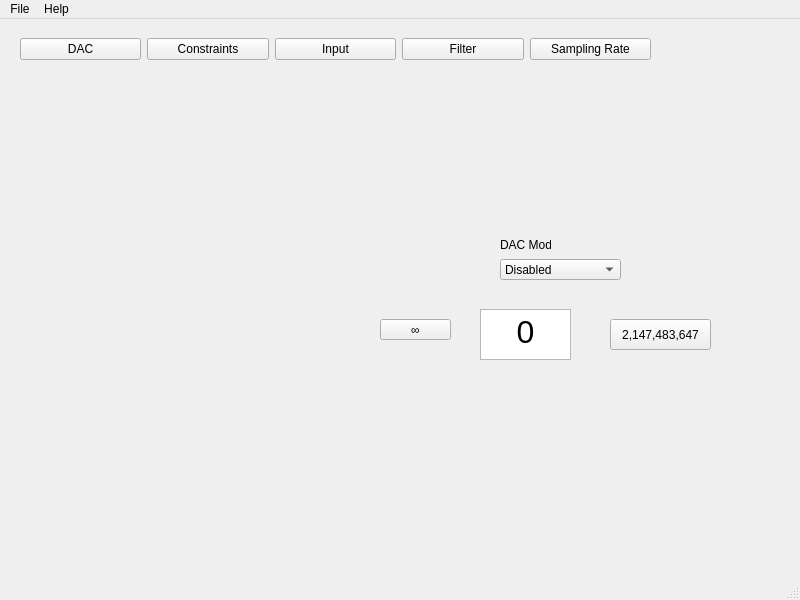
First picture: the form in gui/qtdesigner/main_window.ui, repository wyattduber/CyDAQ, before the edit.
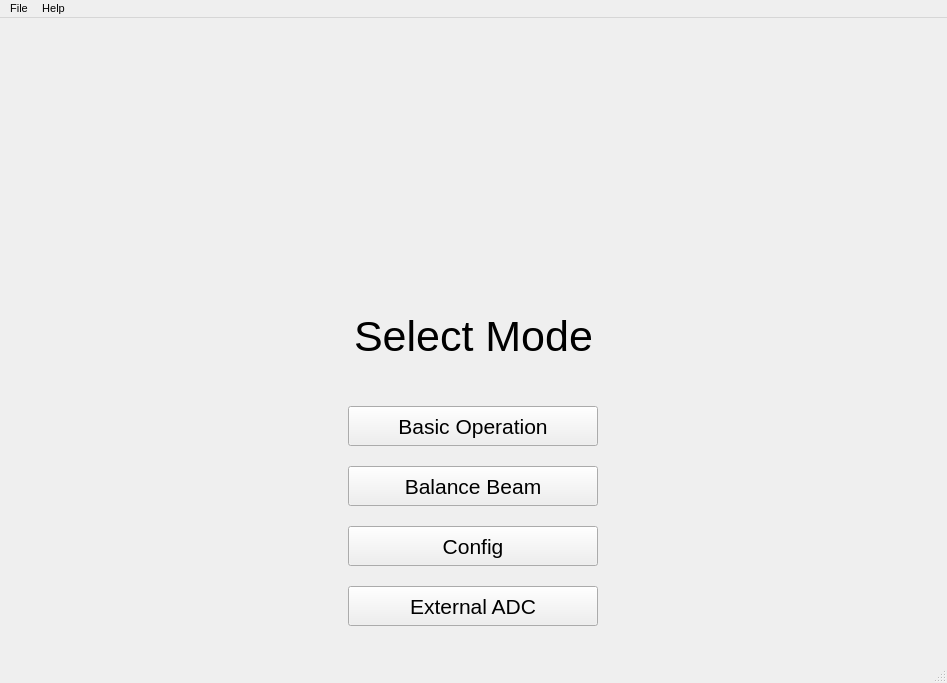
Second picture: the form after the edit. Icons and pictures are not drawn.

The edit to the form file:
```diff
--- a/gui/qtdesigner/main_window.ui
+++ b/gui/qtdesigner/main_window.ui
@@ -6,160 +6,170 @@
    <rect>
     <x>0</x>
     <y>0</y>
-    <width>800</width>
-    <height>600</height>
+    <width>947</width>
+    <height>683</height>
    </rect>
   </property>
+  <property name="maximumSize">
+   <size>
+    <width>947</width>
+    <height>692</height>
+   </size>
+  </property>
+  <property name="font">
+   <font>
+    <family>Segoe UI</family>
+    <pointsize>16</pointsize>
+   </font>
+  </property>
   <property name="windowTitle">
    <string>MainWindow</string>
   </property>
   <widget class="QWidget" name="centralwidget">
-   <widget class="QWidget" name="horizontalLayoutWidget">
-    <property name="geometry">
-     <rect>
-      <x>20</x>
-      <y>10</y>
-      <width>631</width>
-      <height>41</height>
-     </rect>
-    </property>
-    <layout class="QHBoxLayout" name="horizontalLayout">
-     <item>
-      <widget class="QPushButton" name="pushButton">
-       <property name="text">
-        <string>DAC</string>
-       </property>
-      </widget>
-     </item>
-     <item>
-      <widget class="QPushButton" name="pushButton_5">
-       <property name="text">
-        <string>Constraints</string>
-       </property>
-      </widget>
-     </item>
-     <item>
-      <widget class="QPushButton" name="pushButton_3">
-       <property name="text">
-        <string>Input</string>
-       </property>
-      </widget>
-     </item>
-     <item>
-      <widget class="QPushButton" name="pushButton_4">
-       <property name="text">
-        <string>Filter</string>
-       </property>
-      </widget>
-     </item>
-     <item>
-      <widget class="QPushButton" name="pushButton_2">
-       <property name="text">
-        <string>Sampling Rate</string>
-       </property>
-      </widget>
-     </item>
-    </layout>
-   </widget>
-   <widget class="QLabel" name="label">
-    <property name="geometry">
-     <rect>
-      <x>500</x>
-      <y>210</y>
-      <width>51</width>
-      <height>31</height>
-     </rect>
-    </property>
-    <property name="text">
-     <string>DAC Mode</string>
-    </property>
-   </widget>
-   <widget class="QComboBox" name="comboBox">
-    <property name="geometry">
-     <rect>
-      <x>500</x>
-      <y>240</y>
-      <width>121</width>
-      <height>21</height>
-     </rect>
-    </property>
-    <item>
-     <property name="text">
-      <string>Disabled</string>
-     </property>
+   <layout class="QVBoxLayout" name="verticalLayout">
+    <item alignment="Qt::AlignHCenter">
+     <widget class="QLabel" name="logo">
+      <property name="maximumSize">
+       <size>
+        <width>750</width>
+        <height>225</height>
+       </size>
+      </property>
+      <property name="text">
+       <string/>
+      </property>
+      <property name="pixmap">
+       <pixmap>CyDAQ.png</pixmap>
+      </property>
+      <property name="margin">
+       <number>26</number>
+      </property>
+     </widget>
     </item>
-    <item>
-     <property name="text">
-      <string>Dataset</string>
-     </property>
+    <item alignment="Qt::AlignHCenter">
+     <widget class="QLabel" name="select_mode_header">
+      <property name="maximumSize">
+       <size>
+        <width>275</width>
+        <height>100</height>
+       </size>
+      </property>
+      <property name="font">
+       <font>
+        <family>Segoe UI</family>
+        <pointsize>32</pointsize>
+        <kerning>true</kerning>
+       </font>
+      </property>
+      <property name="text">
+       <string>Select Mode</string>
+      </property>
+      <property name="alignment">
+       <set>Qt::AlignLeading|Qt::AlignLeft|Qt::AlignVCenter</set>
+      </property>
+      <property name="wordWrap">
+       <bool>false</bool>
+      </property>
+      <property name="margin">
+       <number>0</number>
+      </property>
+     </widget>
     </item>
-    <item>
-     <property name="text">
-      <string>Passthrough</string>
-     </property>
+    <item alignment="Qt::AlignHCenter">
+     <widget class="QPushButton" name="basic_operation_btn">
+      <property name="minimumSize">
+       <size>
+        <width>250</width>
+        <height>40</height>
+       </size>
+      </property>
+      <property name="maximumSize">
+       <size>
+        <width>500</width>
+        <height>40</height>
+       </size>
+      </property>
+      <property name="cursor">
+       <cursorShape>ArrowCursor</cursorShape>
+      </property>
+      <property name="text">
+       <string>Basic Operation</string>
+      </property>
+     </widget>
     </item>
-   </widget>
-   <widget class="QPushButton" name="pushButton_6">
-    <property name="geometry">
-     <rect>
-      <x>380</x>
-      <y>300</y>
-      <width>71</width>
-      <height>21</height>
-     </rect>
-    </property>
-    <property name="text">
-     <string>∞</string>
-    </property>
-   </widget>
-   <widget class="QTextEdit" name="textEdit">
-    <property name="geometry">
-     <rect>
-      <x>480</x>
-      <y>290</y>
-      <width>91</width>
-      <height>51</height>
-     </rect>
-    </property>
-    <property name="font">
-     <font>
-      <pointsize>24</pointsize>
-     </font>
-    </property>
-    <property name="tabChangesFocus">
-     <bool>false</bool>
-    </property>
-    <property name="html">
-     <string>&lt;!DOCTYPE HTML PUBLIC &quot;-//W3C//DTD HTML 4.0//EN&quot; &quot;http://www.w3.org/TR/REC-html40/strict.dtd&quot;&gt;
-&lt;html&gt;&lt;head&gt;&lt;meta name=&quot;qrichtext&quot; content=&quot;1&quot; /&gt;&lt;style type=&quot;text/css&quot;&gt;
-p, li { white-space: pre-wrap; }
-&lt;/style&gt;&lt;/head&gt;&lt;body style=&quot; font-family:'MS Shell Dlg 2'; font-size:24pt; font-weight:400; font-style:normal;&quot;&gt;
-&lt;p align=&quot;center&quot; style=&quot; margin-top:0px; margin-bottom:0px; margin-left:0px; margin-right:0px; -qt-block-indent:0; text-indent:0px;&quot;&gt;0&lt;/p&gt;&lt;/body&gt;&lt;/html&gt;</string>
-    </property>
-   </widget>
-   <widget class="QPushButton" name="pushButton_7">
-    <property name="geometry">
-     <rect>
-      <x>610</x>
-      <y>300</y>
-      <width>101</width>
-      <height>31</height>
-     </rect>
-    </property>
-    <property name="text">
-     <string>2,147,483,647</string>
-    </property>
-   </widget>
+    <item alignment="Qt::AlignHCenter">
+     <widget class="QPushButton" name="balance_beam_btn">
+      <property name="minimumSize">
+       <size>
+        <width>250</width>
+        <height>40</height>
+       </size>
+      </property>
+      <property name="maximumSize">
+       <size>
+        <width>500</width>
+        <height>40</height>
+       </size>
+      </property>
+      <property name="text">
+       <string>Balance Beam</string>
+      </property>
+     </widget>
+    </item>
+    <item alignment="Qt::AlignHCenter">
+     <widget class="QPushButton" name="config_btn">
+      <property name="minimumSize">
+       <size>
+        <width>250</width>
+        <height>40</height>
+       </size>
+      </property>
+      <property name="maximumSize">
+       <size>
+        <width>500</width>
+        <height>40</height>
+       </size>
+      </property>
+      <property name="text">
+       <string>Config</string>
+      </property>
+     </widget>
+    </item>
+    <item alignment="Qt::AlignHCenter">
+     <widget class="QPushButton" name="external_adc_btn">
+      <property name="minimumSize">
+       <size>
+        <width>250</width>
+        <height>40</height>
+       </size>
+      </property>
+      <property name="maximumSize">
+       <size>
+        <width>500</width>
+        <height>40</height>
+       </size>
+      </property>
+      <property name="text">
+       <string>External ADC</string>
+      </property>
+     </widget>
+    </item>
+   </layout>
   </widget>
   <widget class="QMenuBar" name="menubar">
    <property name="geometry">
     <rect>
      <x>0</x>
      <y>0</y>
-     <width>800</width>
-     <height>21</height>
+     <width>947</width>
+     <height>19</height>
     </rect>
    </property>
+   <property name="font">
+    <font>
+     <pointsize>8</pointsize>
+    </font>
+   </property>
    <widget class="QMenu" name="menuFile">
     <property name="title">
      <string>File</string>
```
